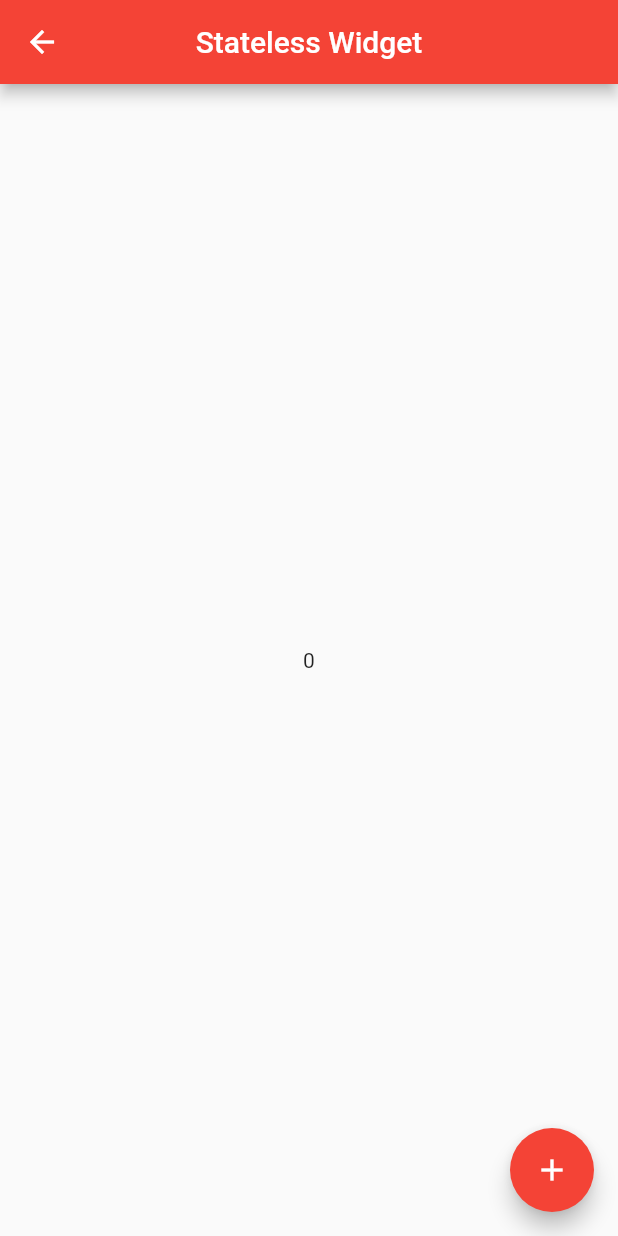
After one commit to chusamasadiq/Provider, a Flutter app: the screen it shows after launch, after a tap on "Go to Stateless Screen", on a phone screen of 412 x 824 dp. The commit adds this screen. Run offline on Flutter 3.47's test engine with Material 2 defaults, Android fonts, the phone set to English and light mode, and no system bars.

Commit message:
Stateless

```diff
--- a/lib/view/home_screen.dart
+++ b/lib/view/home_screen.dart
@@ -2,6 +2,7 @@ import 'package:flutter/material.dart';
 import 'package:provider/provider.dart';
 import 'package:state_management/view/favourite_screen.dart';
 import 'package:state_management/view/slider.dart';
+import 'package:state_management/view/statless_screen.dart';
 import 'package:state_management/view/theme_screen.dart';
 
 import '../provider/count_provider.dart';
@@ -73,6 +74,18 @@ class _HomeScreenState extends State<HomeScreen> {
               );
             },
             child: const Text('Go to Theme Screen'),
+          ),
+
+          TextButton(
+            onPressed: () {
+              Navigator.push(
+                context,
+                MaterialPageRoute(
+                  builder: (context) => StatelessScreen(),
+                ),
+              );
+            },
+            child: const Text('Go to Stateless Screen'),
           )
         ],
       ),
--- /dev/null
+++ b/lib/view/statless_screen.dart
@@ -0,0 +1,30 @@
+import 'package:flutter/material.dart';
+
+class StatelessScreen extends StatelessWidget {
+  StatelessScreen({Key? key}) : super(key: key);
+
+  final ValueNotifier<int> _counter = ValueNotifier<int>(0);
+
+  @override
+  Widget build(BuildContext context) {
+    return Scaffold(
+      appBar: AppBar(
+        title: const Text('Stateless Widget'),
+        centerTitle: true,
+      ),
+      body: Center(
+        child: ValueListenableBuilder(
+            valueListenable: _counter,
+            builder: (BuildContext context, value, child) {
+              return Text(_counter.value.toString());
+            }),
+      ),
+      floatingActionButton: FloatingActionButton(
+        onPressed: () {
+          _counter.value++;
+        },
+        child: const Icon(Icons.add),
+      ),
+    );
+  }
+}
```
